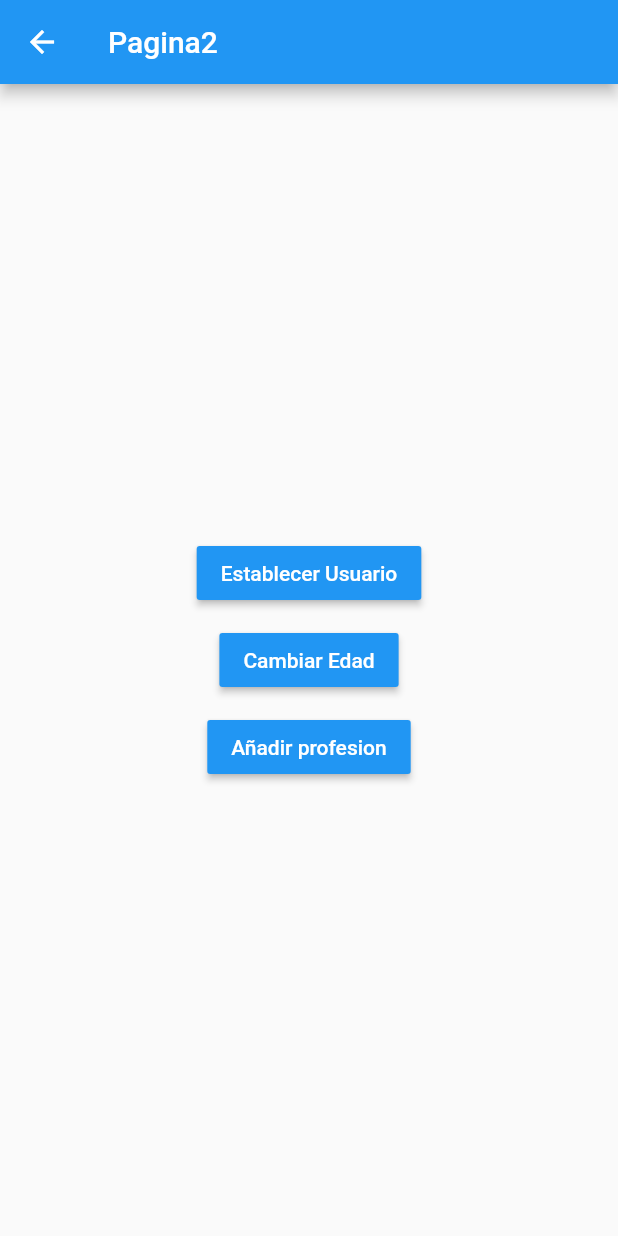
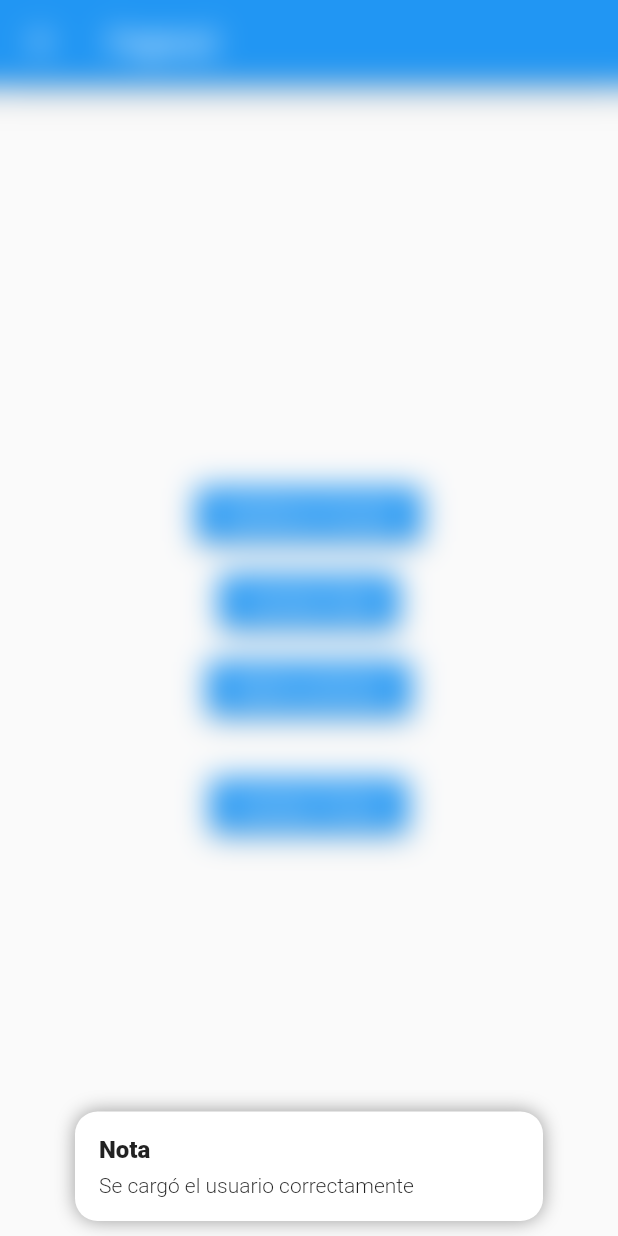
Before and after one commit to Le127/State_Management_Flutter, a Flutter app: the Pagina2Page screen opened by its route, after a tap on "Establecer Usuario", on a phone screen of 412 x 824 dp. Run offline on Flutter 3.47's test engine with Material 2 defaults, Android fonts, the phone set to English and light mode, and no system bars; our stand-ins replace get.

Commit message:
Fin rama-getx

```diff
--- a/lib/controllers/usuario_controller.dart
+++ b/lib/controllers/usuario_controller.dart
@@ -4,6 +4,10 @@ import 'package:estado_singleton_app/models/usuario.dart';
 class UsuarioController extends GetxController {
   var existeUsuario = false.obs;
   var usuario = new Usuario().obs;
+
+  get profesionesCount {
+    return this.usuario.value.profesiones.length;
+  }
 
   void cargarUsuario(Usuario pUsuario) {
     this.existeUsuario.value = true;
@@ -15,4 +19,10 @@ class UsuarioController extends GetxController {
       usuario!.edad = edad;
     });
   }
+
+  void agregarProfesion(String profesion) {
+    this.usuario.update((Usuario? usuario) {
+      usuario!.profesiones = [...usuario.profesiones, profesion];
+    });
+  }
 }
--- a/lib/pages/pagina1_page.dart
+++ b/lib/pages/pagina1_page.dart
@@ -46,9 +46,18 @@ class InformacionUsuario extends StatelessWidget {
           Text("Profesiones",
               style: TextStyle(fontSize: 18, fontWeight: FontWeight.bold)),
           Divider(),
-          ListTile(title: Text("Profesion 1: ")),
-          ListTile(title: Text("Profesion 1: ")),
-          ListTile(title: Text("Profesion 1: ")),
+          SingleChildScrollView(
+            child: Container(
+              height: 300,
+              width: 300,
+              child: ListView.builder(
+                itemCount: this.usuario.profesiones.length,
+                itemBuilder: (_, index) => ListTile(
+                    title: Text(
+                        "Profesion ${index + 1}: ${this.usuario.profesiones[index]} ")),
+              ),
+            ),
+          )
         ],
       ),
     );
--- a/lib/pages/pagina2_page.dart
+++ b/lib/pages/pagina2_page.dart
@@ -26,6 +26,16 @@ class Pagina2Page extends StatelessWidget {
                     Usuario(
                         nombre: "Fernando", edad: 35, profesiones: ["Gamer"]),
                   );
+                  Get.snackbar("Nota", "Se cargó el usuario correctamente",
+                      snackPosition: SnackPosition.BOTTOM,
+                      duration: Duration(milliseconds: 1300),
+                      backgroundColor: Colors.white,
+                      boxShadows: [
+                        BoxShadow(color: Colors.black38, blurRadius: 10)
+                      ],
+                      margin:
+                          EdgeInsets.symmetric(vertical: 10, horizontal: 50),
+                      barBlur: 10);
                 }),
             SizedBox(height: 10),
             MaterialButton(
@@ -40,7 +50,20 @@ class Pagina2Page extends StatelessWidget {
                 child: Text("Añadir profesion",
                     style: TextStyle(color: Colors.white)),
                 color: Colors.blue,
-                onPressed: () {}),
+                onPressed: () {
+                  usuarioCtrl.agregarProfesion("Portero");
+                }),
+
+            //
+            SizedBox(height: 30),
+            MaterialButton(
+                child: Text("Cambiar Theme",
+                    style: TextStyle(color: Colors.white)),
+                color: Colors.blue,
+                onPressed: () {
+                  Get.changeTheme(
+                      Get.isDarkMode ? ThemeData.light() : ThemeData.dark());
+                }),
           ],
         ),
       ),
```
